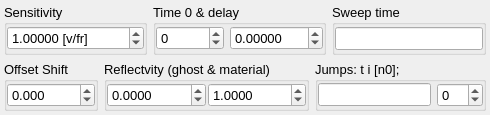
Before: the Qt Designer form plugins/Visar/Visar3.ui in NeutrinoToolkit/Neutrino, drawn with Qt 5.
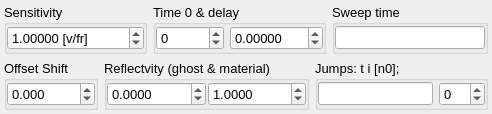
After: the same form once the commit is applied.

Commit message: added phase errobars in visar

Patch:
```diff
--- a/plugins/Visar/Visar3.ui
+++ b/plugins/Visar/Visar3.ui
@@ -6,8 +6,8 @@
    <rect>
     <x>0</x>
     <y>0</y>
-    <width>490</width>
-    <height>115</height>
+    <width>492</width>
+    <height>114</height>
    </rect>
   </property>
   <property name="font">
```
The commit also changes 2 other files.
